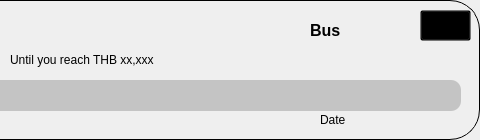
This is moneyapp/ui/raw/budget_wid.ui in nemo984/money-app as Qt 5 draws it before an edit; both pictures show x 320 to 800 and y 0 to 140 of the 800 by 140 pixel window. The edited form follows.
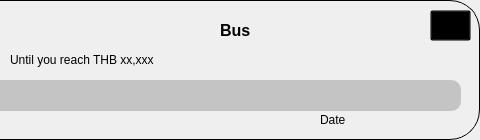
This is the edited form. Icons and pictures are not drawn.

```diff
--- a/moneyapp/ui/raw/budget_wid.ui
+++ b/moneyapp/ui/raw/budget_wid.ui
@@ -87,9 +87,9 @@
    <widget class="QLabel" name="category_label">
     <property name="geometry">
      <rect>
-      <x>630</x>
+      <x>540</x>
       <y>20</y>
-      <width>91</width>
+      <width>201</width>
       <height>21</height>
      </rect>
     </property>
@@ -151,9 +151,9 @@
    <widget class="QPushButton" name="more_btn">
     <property name="geometry">
      <rect>
-      <x>740</x>
+      <x>750</x>
       <y>10</y>
-      <width>51</width>
+      <width>41</width>
       <height>31</height>
      </rect>
     </property>
```
